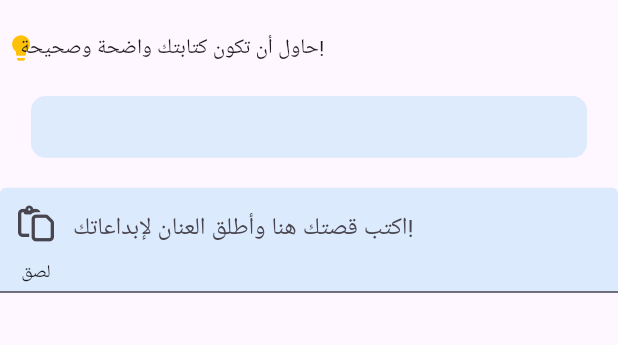
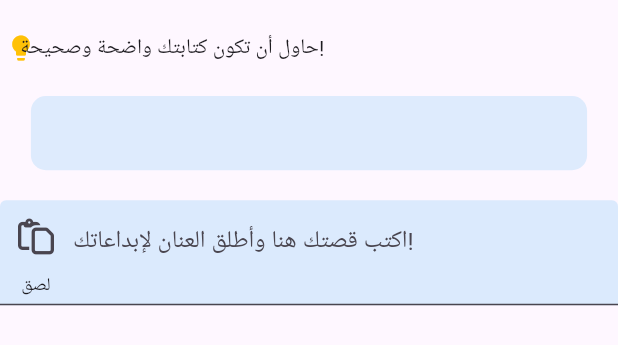
Before and after one commit to Lujain-M02/2023-GP1-6, a Flutter app: the CreateStoryContent widget shown alone on an empty page, opened directly with empty values, on a phone screen of 412 x 824 dp. Shown: the top 345 px of the screen. Run offline on Flutter 3.47's test engine with Material 3 defaults, Android fonts, the phone set to English and light mode, and no system bars; our stand-ins replace animate_do, animated_text_kit, cloud_firestore, firebase_auth, firebase_core, font_awesome_flutter and 3 more; accounts and stored records are empty.

Commit message:
fix the title height

```diff
--- a/your_story/lib/pages/create_story_pages/create_story_content.dart
+++ b/your_story/lib/pages/create_story_pages/create_story_content.dart
@@ -53,7 +53,7 @@ class CreateStoryContent extends StatelessWidget {
           // height: 50,
           // width: 350,
           width: MediaQuery.of(context).size.width * 0.9,
-          height: MediaQuery.of(context).size.height * 0.05,
+          height: MediaQuery.of(context).size.height * 0.06,
           decoration: const BoxDecoration(
               color: Color.fromARGB(123, 187, 222, 251),
               borderRadius: BorderRadius.all(Radius.circular(10))),
--- a/your_story/lib/pages/create_story_pages/create_story_final.dart
+++ b/your_story/lib/pages/create_story_pages/create_story_final.dart
@@ -13,7 +13,7 @@ class CreateStoryFinal extends StatelessWidget {
           Container(
           width: MediaQuery.of(context).size.width * 0.9,
           height:
-              MediaQuery.of(context).size.height * 0.05,
+              MediaQuery.of(context).size.height * 0.06,
             decoration: const BoxDecoration(
               color: Color.fromARGB(123, 187, 222, 251),
               borderRadius: BorderRadius.all(Radius.circular(10))
```
